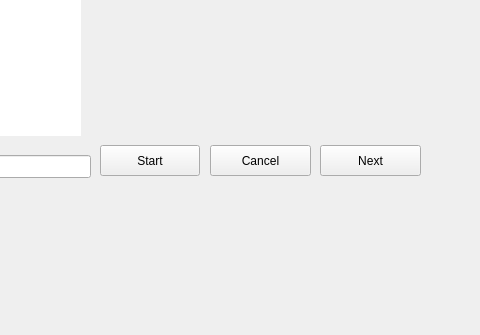
AeroQuad/AeroQuadConfiguratorPyQt, file ui/subpanel/accelcalibration/AccelCalibrationPanel.ui: the form before one commit; both pictures show x 320 to 800 and y 265 to 600 of the 800 by 600 pixel window.
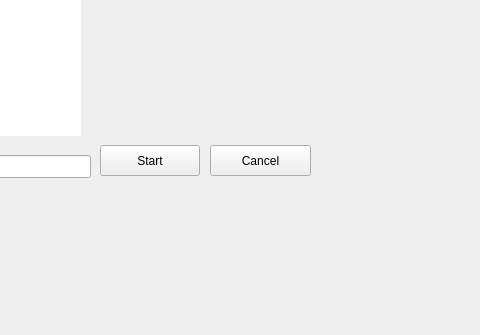
The form after the commit.

Commit message: little accel calibration adjustment

The edit to the form file:
```diff
--- a/ui/subpanel/accelcalibration/AccelCalibrationPanel.ui
+++ b/ui/subpanel/accelcalibration/AccelCalibrationPanel.ui
@@ -75,19 +75,6 @@
     <string>Start</string>
    </property>
   </widget>
-  <widget class="QPushButton" name="next_button">
-   <property name="geometry">
-    <rect>
-     <x>640</x>
-     <y>410</y>
-     <width>101</width>
-     <height>31</height>
-    </rect>
-   </property>
-   <property name="text">
-    <string>Next</string>
-   </property>
-  </widget>
   <widget class="QGraphicsView" name="picture_container">
    <property name="geometry">
     <rect>
```
The commit also changes 2 other files.
